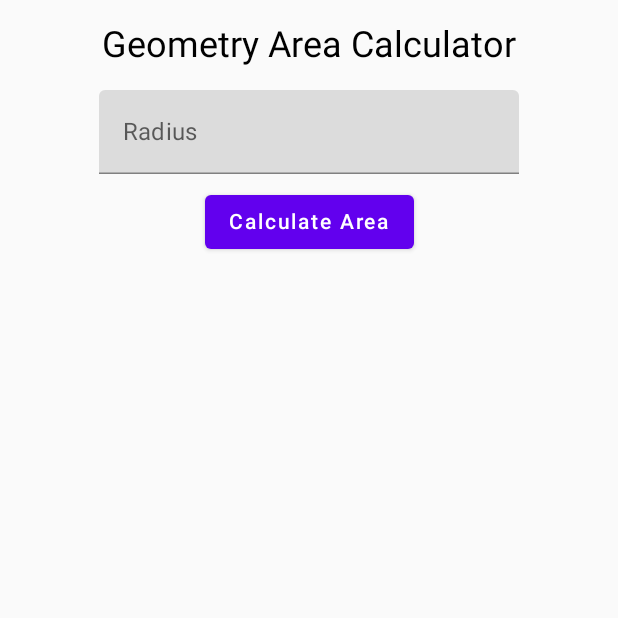
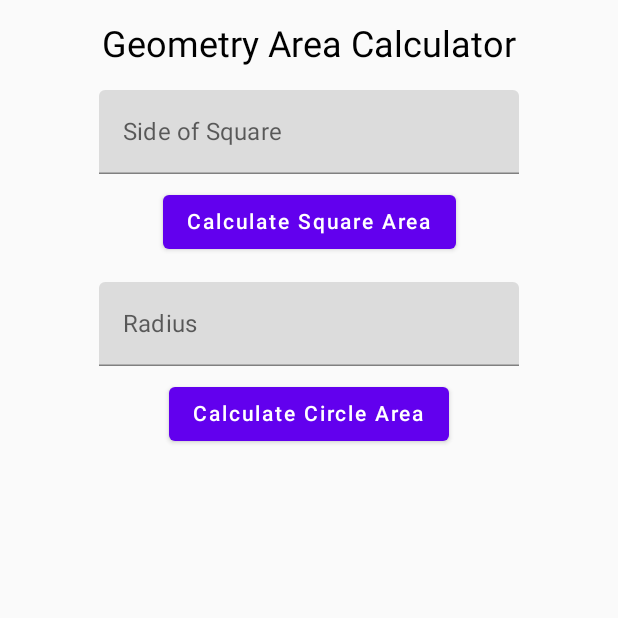
Before and after one commit to Nazar-Badalan/GeometryCalculator, an Android app built with Jetpack Compose: the screen it shows after launch (MainActivity), on a phone screen of 412 x 824 dp, the top half of it. Run offline under Robolectric (Android 15) with nearby library versions, the phone set to English and light mode, and no system bars.

Commit message:
Added square area calculation

```diff
--- a/app/src/main/java/com/example/geometrycalculator/MainActivity.kt
+++ b/app/src/main/java/com/example/geometrycalculator/MainActivity.kt
@@ -1,13 +1,14 @@
 package com.example.geometrycalculator
+
+import android.os.Bundle
+import androidx.activity.ComponentActivity
+import androidx.activity.compose.setContent
 import androidx.compose.foundation.layout.*
 import androidx.compose.material.*
 import androidx.compose.runtime.*
 import androidx.compose.ui.Alignment
 import androidx.compose.ui.Modifier
 import androidx.compose.ui.unit.dp
-import android.os.Bundle
-import androidx.activity.ComponentActivity
-import androidx.activity.compose.setContent
 import com.example.geometrycalculator.ui.theme.GeometryCalculatorTheme
 import kotlin.math.PI
 import kotlin.math.pow
@@ -25,6 +26,7 @@ class MainActivity : ComponentActivity() {
 
 @Composable
 fun GeometryCalculatorApp() {
+    var side by remember { mutableStateOf("") }
     var radius by remember { mutableStateOf("") }
     var areaResult by remember { mutableStateOf("") }
 
@@ -35,6 +37,28 @@ fun GeometryCalculatorApp() {
         horizontalAlignment = Alignment.CenterHorizontally
     ) {
         Text("Geometry Area Calculator", style = MaterialTheme.typography.h5)
+
+        Spacer(modifier = Modifier.height(16.dp))
+
+        // Square Input and Calculation
+        TextField(
+            value = side,
+            onValueChange = { side = it },
+            label = { Text("Side of Square") }
+        )
+
+        Spacer(modifier = Modifier.height(8.dp))
+
+        Button(onClick = {
+            areaResult = if (side.isNotEmpty()) {
+                val s = side.toDouble()
+                "Square Area: ${s.pow(2)}"
+            } else {
+                "Please enter a valid side length"
+            }
+        }) {
+            Text("Calculate Square Area")
+        }
 
         Spacer(modifier = Modifier.height(16.dp))
 
@@ -55,7 +79,7 @@ fun GeometryCalculatorApp() {
                 "Please enter a valid radius"
             }
         }) {
-            Text("Calculate Area")
+            Text("Calculate Circle Area")
         }
 
         Spacer(modifier = Modifier.height(16.dp))
```
